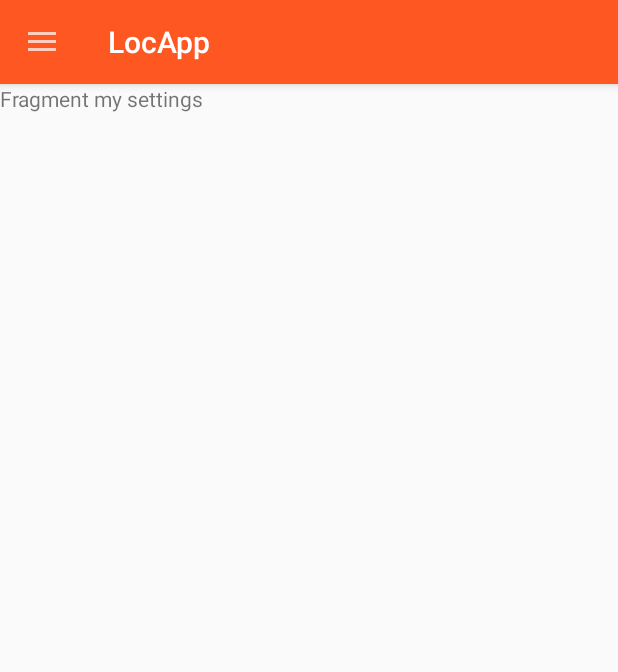
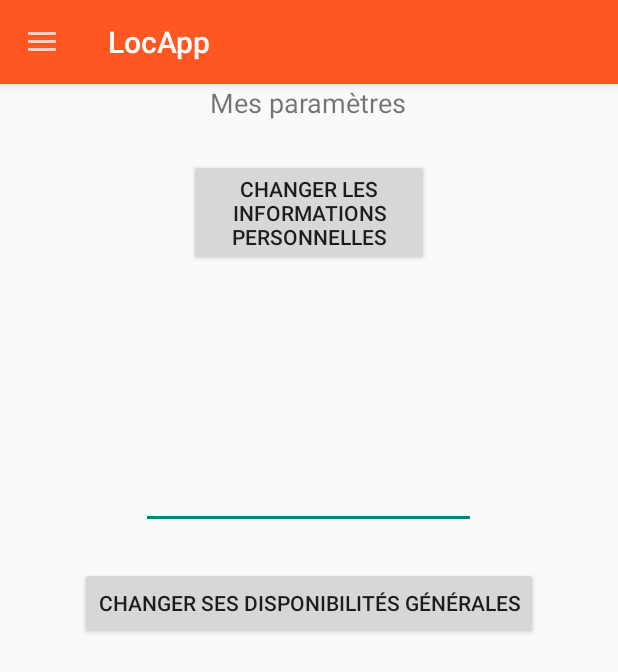
Before and after one commit to dormalexis/Android, an Android app: the screen it shows after launch (MainActivity), in the side drawer, after a tap on "Paramètres", on a phone screen of 412 x 824 dp. Shown: the top 672 px of the screen. Run offline under Robolectric (Android 15) with nearby library versions, the phone set to English and light mode, and no system bars.

Commit message:
vue mes paramètres

```diff
--- a/app/src/main/java/com/example/smartcity/View/Fragment/HomeFragment.java
+++ b/app/src/main/java/com/example/smartcity/View/Fragment/HomeFragment.java
@@ -45,7 +45,6 @@ public class HomeFragment extends Fragment {
             adapter.setItems(items);
             recyclerView.setAdapter(adapter);
             recyclerView.setLayoutManager(new LinearLayoutManager(getContext()));
-
         });
         return view;
     }
--- a/app/src/main/res/layout/fragment_mysettings.xml
+++ b/app/src/main/res/layout/fragment_mysettings.xml
@@ -5,8 +5,38 @@
     >
 
     <TextView
-        android:id="@+id/textView"
+        android:id="@+id/textView2"
         android:layout_width="wrap_content"
         android:layout_height="wrap_content"
-        android:text="Fragment my settings" />
+        android:layout_centerHorizontal="true"
+        android:text="@string/mySettingsTitle"
+        android:textSize="18sp" />
+
+    <Button
+        android:id="@+id/changeAttributesButton"
+        android:layout_width="160dp"
+        android:layout_height="wrap_content"
+        android:layout_below="@+id/textView2"
+        android:layout_centerHorizontal="true"
+        android:layout_marginTop="25dp"
+        android:text="@string/changeInfos" />
+
+    <EditText
+        android:id="@+id/availibilityDescriptionText"
+        android:layout_width="223dp"
+        android:layout_height="131dp"
+        android:layout_below="@+id/changeAttributesButton"
+        android:layout_centerHorizontal="true"
+        android:layout_marginTop="44dp"
+        android:ems="10"
+        android:inputType="textPersonName" />
+
+    <Button
+        android:id="@+id/changeDisponibilityButton"
+        android:layout_width="wrap_content"
+        android:layout_height="wrap_content"
+        android:layout_below="@+id/availibilityDescriptionText"
+        android:layout_centerHorizontal="true"
+        android:layout_marginTop="25dp"
+        android:text="@string/changeAvailibilityDescription" />
 </RelativeLayout>
--- a/app/src/main/res/values/strings.xml
+++ b/app/src/main/res/values/strings.xml
@@ -37,4 +37,7 @@
     <!-- TODO: Remove or change this placeholder text -->
     <string name="hello_blank_fragment">Hello blank fragment</string>
     <string name="connectAs">Connecté en tant que</string>
+    <string name="mySettingsTitle">Mes paramètres</string>
+    <string name="changeInfos">Changer les informations personnelles</string>
+    <string name="changeAvailibilityDescription">Changer ses disponibilités générales</string>
 </resources>
--- a/build.gradle
+++ b/build.gradle
@@ -7,7 +7,7 @@ buildscript {
 
     }
     dependencies {
-        classpath 'com.android.tools.build:gradle:3.5.2'
+        classpath 'com.android.tools.build:gradle:3.5.3'
 
         // NOTE: Do not place your application dependencies here; they belong
         // in the individual module build.gradle files
```
